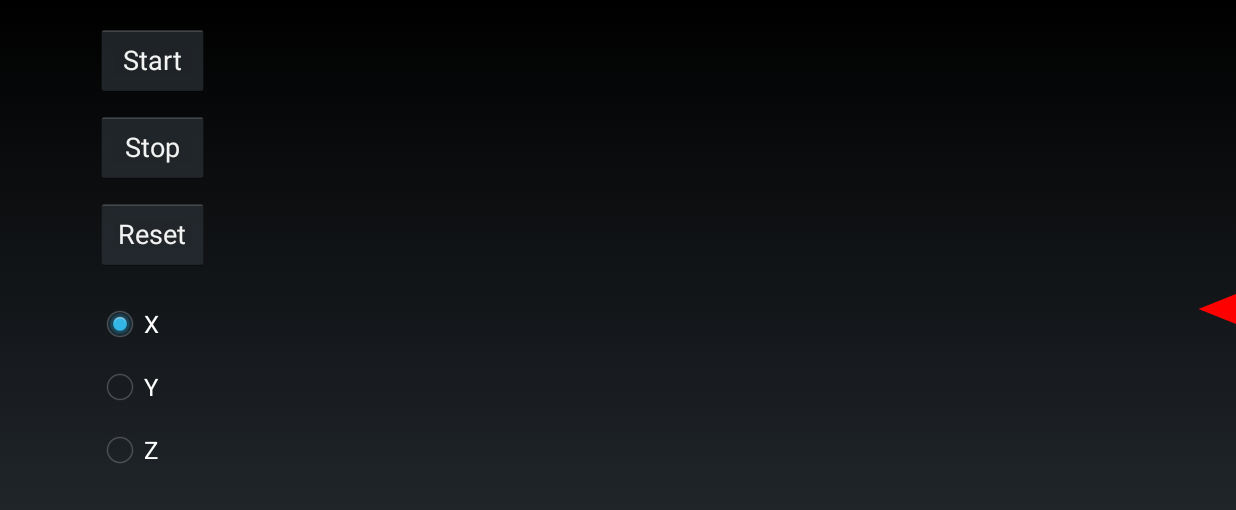
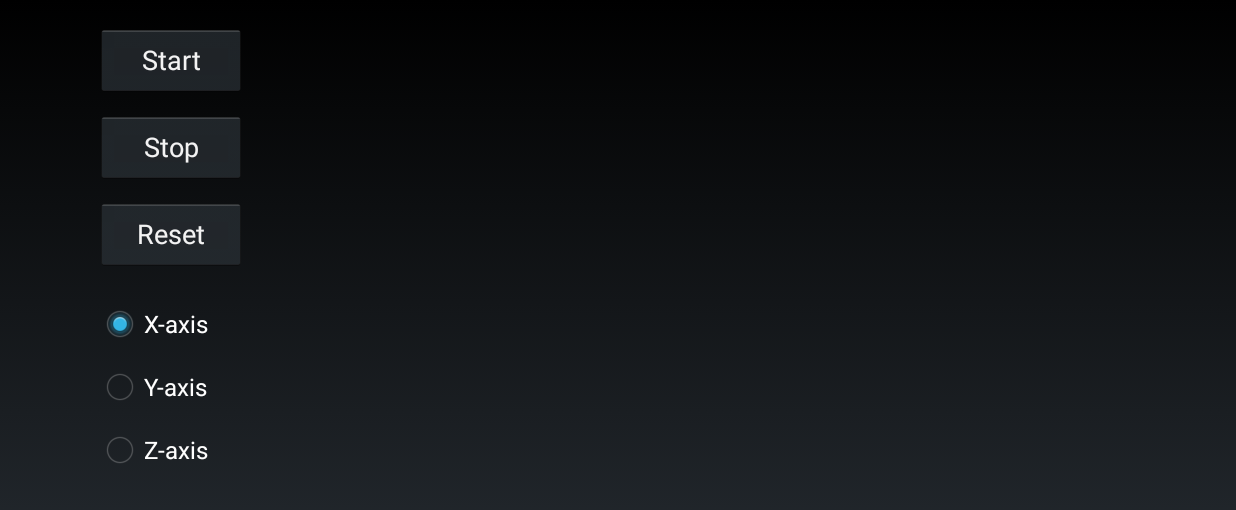
Before and after one commit to telerik/Android-samples, an Android app: the screen it shows after launch (MainActivity), on a phone screen of 824 x 412 dp (held sideways). Shown: the top 510 px of the screen. Run offline under Robolectric (Android 15) with nearby library versions, the phone set to English and light mode, and no system bars; libraries missing offline, so code that uses them is left out: com.telerik.widget; 2 statements that could not run were skipped.

Commit message:
Removed the needle from the project.

```diff
--- a/Blogs/Seismograph/V1/seismograph/src/main/java/com/telerik/demo/seismograph/MainActivity.java
+++ b/Blogs/Seismograph/V1/seismograph/src/main/java/com/telerik/demo/seismograph/MainActivity.java
@@ -10,15 +10,12 @@ import android.hardware.SensorEvent;
 import android.hardware.SensorEventListener;
 import android.hardware.SensorManager;
 import android.os.Bundle;
-import android.util.TypedValue;
 import android.view.View;
 import android.view.ViewGroup;
 import android.view.Window;
 import android.widget.Button;
 import android.widget.RadioGroup;
 
-import com.telerik.common.Function;
-import com.telerik.widget.chart.engine.axes.MajorTickModel;
 import com.telerik.widget.chart.engine.databinding.DataPointBinding;
 import com.telerik.widget.chart.visualization.cartesianChart.CartesianChartGrid;
 import com.telerik.widget.chart.visualization.cartesianChart.GridLineRenderMode;
@@ -40,10 +37,10 @@ public class MainActivity extends Activity implements SensorEventListener {
     private static final int Y_AXIS_INDEX = 1;
     private static final int Z_AXIS_INDEX = 2;
 
-    private int defaultCoolDown; // Get from resources.
+    private int defaultCoolDown;
     private int coolDown;
 
-    private int bufferSize; // Get from resources.
+    private int bufferSize;
     private int currentAxisIndex = X_AXIS_INDEX;
 
     private int framesCount = 0;
@@ -55,19 +52,20 @@ public class MainActivity extends Activity implements SensorEventListener {
     private ViewGroup chartContainer;
 
     private RadCartesianChartView chart;
-    private Needle needle;
 
     private Queue<SeismicDataPoint> seismicActivityBuffer;
     private List<SeismicDataPoint> allSeismicActivity;
 
     @Override
     public void onSensorChanged(SensorEvent event) {
-        if (this.stopped || this.coolDown-- > 0)
+        if (this.stopped || this.coolDown-- > 0) {
             return;
+        }
 
         this.coolDown = this.defaultCoolDown;
-        if (this.seismicActivityBuffer.size() > this.bufferSize)
+        if (this.seismicActivityBuffer.size() > this.bufferSize) {
             this.seismicActivityBuffer.remove();
+        }
 
         SeismicDataPoint point = new SeismicDataPoint(this.framesCount++, event.values[this.currentAxisIndex]);
 
@@ -77,8 +75,6 @@ public class MainActivity extends Activity implements SensorEventListener {
         this.chartContainer.removeAllViews();
         this.chart = createChart(seismicActivityBuffer);
         this.chartContainer.addView(chart);
-
-        this.needle.updateNeedle(point.y);
     }
 
     @Override
@@ -114,8 +110,6 @@ public class MainActivity extends Activity implements SensorEventListener {
         }
 
         this.chartContainer = (ViewGroup) findViewById(R.id.chart_container);
-        this.needle = new Needle(this, chartContainer.getPaddingRight());
-        ((ViewGroup) findViewById(R.id.main_container)).addView(this.needle);
 
         this.chart = createChart(this.seismicActivityBuffer);
         this.chartContainer.addView(this.chart);
@@ -218,22 +212,13 @@ public class MainActivity extends Activity implements SensorEventListener {
 
         chart.setHorizontalAxis(hAxis);
         chart.getSeries().add(series);
-        //chart.getBehaviors().add(panZoom);
         chart.setPalette(ChartPalettes.dark());
         chart.setEmptyContent("");
 
         // Customize chart elements after adding them to the chart to override the application of the palette.
         hAxis.setTickColor(Color.TRANSPARENT);
-
         grid.setMajorYLinesRenderMode(GridLineRenderMode.INNER_AND_LAST);
-        grid.setMajorYLineDashArray(
-                new float[]{
-                        this.needle.typedValueToPixels(TypedValue.COMPLEX_UNIT_DIP, 10),
-                        this.needle.typedValueToPixels(TypedValue.COMPLEX_UNIT_DIP, 4)
-                }
-        );
         vAxis.setLineColor(Color.TRANSPARENT);
-        //hAxis.setLineColor(Color.TRANSPARENT);
         return chart;
     }
 
--- a/Blogs/Seismograph/V1/seismograph/src/main/java/com/telerik/demo/seismograph/Needle.java
+++ /dev/null
@@ -1,77 +0,0 @@
-package com.telerik.demo.seismograph;
-
-import android.content.Context;
-import android.graphics.Canvas;
-import android.graphics.Color;
-import android.graphics.Paint;
-import android.graphics.Path;
-import android.util.TypedValue;
-import android.view.View;
-
-public class Needle extends View {
-
-    private static final int NEEDLE_HEIGHT = 20;
-    private static final int MAX_ACCELERATION = 20;
-
-    private Paint needlePaint;
-    private Path needleShape;
-
-    private int halfNeedleHeight;
-
-    private float offsetRight;
-    private int width;
-    private int halfHeight;
-    private int pointerLeft;
-
-    private float currentY = 0;
-
-    public Needle(Context context, float offsetRight) {
-        super(context);
-        this.offsetRight = offsetRight;
-
-        this.needlePaint = new Paint();
-        this.needlePaint.setColor(Color.RED);
-        this.needlePaint.setStyle(Paint.Style.FILL);
-
-        this.needleShape = new Path();
-
-        this.halfNeedleHeight = ((int) dpToPx(NEEDLE_HEIGHT)) >> 1;
-    }
-
-    public void updateNeedle(float y) {
-        invalidate();
-        this.currentY = y;
-    }
-
-    public float typedValueToPixels(int valueType, float value) {
-        return TypedValue.applyDimension(valueType, value, getContext().getResources().getDisplayMetrics());
-    }
-
-    @Override
-    protected void onSizeChanged(int w, int h, int oldw, int oldh) {
-        super.onSizeChanged(w, h, oldw, oldh);
-        this.width = w;
-        this.halfHeight = h >> 1;
-        this.pointerLeft = (int) (this.width - this.offsetRight);
-    }
-
-    @Override
-    protected void onDraw(Canvas canvas) {
-        super.onDraw(canvas);
-
-        // 20 is the max acceleration, 30 is the max value for the vertical axis, so 2/3 of 30 is 66.6%
-        float y = (float) (this.halfHeight + (((this.halfHeight * (this.currentY / MAX_ACCELERATION)) * .666) * -1));
-
-        this.needleShape.reset();
-        this.needleShape.moveTo(this.width, y - this.halfNeedleHeight);
-        this.needleShape.lineTo(this.pointerLeft - dpToPx(5), y);
-        this.needleShape.lineTo(this.width, y + this.halfNeedleHeight);
-        this.needleShape.close();
-
-        canvas.drawPath(this.needleShape, this.needlePaint);
-    }
-
-    private float dpToPx(float value) {
-        return typedValueToPixels(TypedValue.COMPLEX_UNIT_DIP, value);
-    }
-}
--- a/Blogs/Seismograph/V1/seismograph/src/main/res/layout/activity_main.xml
+++ b/Blogs/Seismograph/V1/seismograph/src/main/res/layout/activity_main.xml
@@ -16,13 +16,13 @@
         android:id="@+id/side_menu">
 
         <Button
-            android:layout_width="75dp"
+            android:layout_width="100dp"
             android:layout_height="wrap_content"
             android:text="Start"
             android:id="@+id/start_btn" />
 
         <Button
-            android:layout_width="75dp"
+            android:layout_width="100dp"
             android:layout_height="wrap_content"
             android:text="Stop"
             android:id="@+id/stop_btn"
@@ -30,7 +30,7 @@
             android:layout_marginBottom="10dp" />
 
         <Button
-            android:layout_width="75dp"
+            android:layout_width="100dp"
             android:layout_height="wrap_content"
             android:text="Reset"
             android:id="@+id/reset_btn" />
@@ -45,14 +45,14 @@
                 android:id="@+id/axis_x"
                 android:layout_width="wrap_content"
                 android:layout_height="wrap_content"
-                android:text="X"
+                android:text="X-axis"
                 android:checked="true" />
 
             <RadioButton
                 android:id="@+id/axis_y"
                 android:layout_width="wrap_content"
                 android:layout_height="wrap_content"
-                android:text="Y"
+                android:text="Y-axis"
                 android:layout_marginTop="10dp"
                 android:layout_marginBottom="10dp" />
 
@@ -60,7 +60,7 @@
                 android:id="@+id/axis_z"
                 android:layout_width="wrap_content"
                 android:layout_height="wrap_content"
-                android:text="Z" />
+                android:text="Z-axis" />
         </RadioGroup>
 
     </LinearLayout>
@@ -70,6 +70,8 @@
         android:layout_width="match_parent"
         android:layout_height="match_parent"
         android:id="@+id/chart_container"
-        android:layout_toRightOf="@id/side_menu" />
+        android:layout_toRightOf="@id/side_menu"
+        android:layout_marginBottom="10dp"
+        android:layout_marginTop="5dp" />
 
 </RelativeLayout>
```
